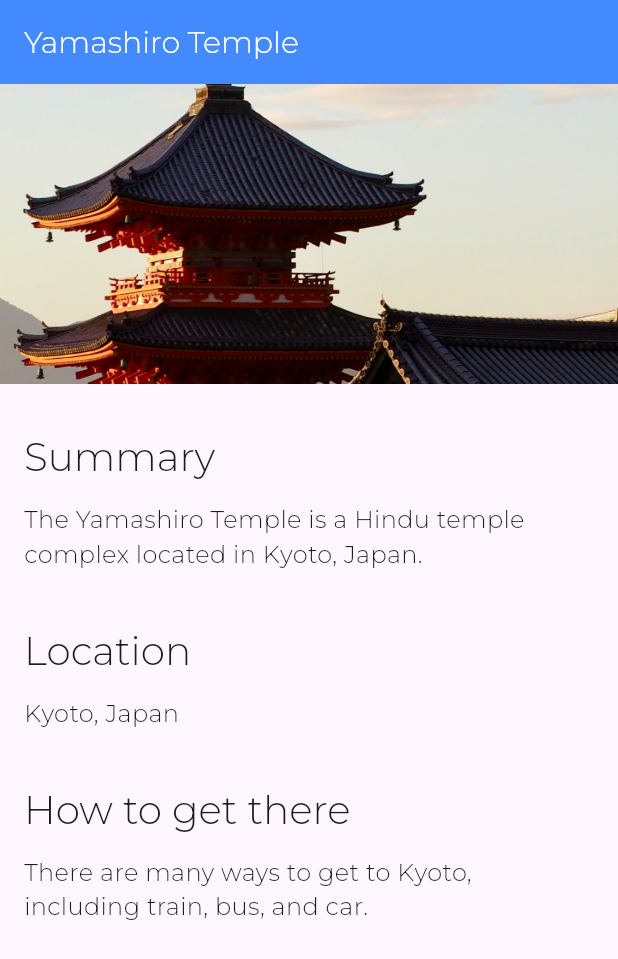
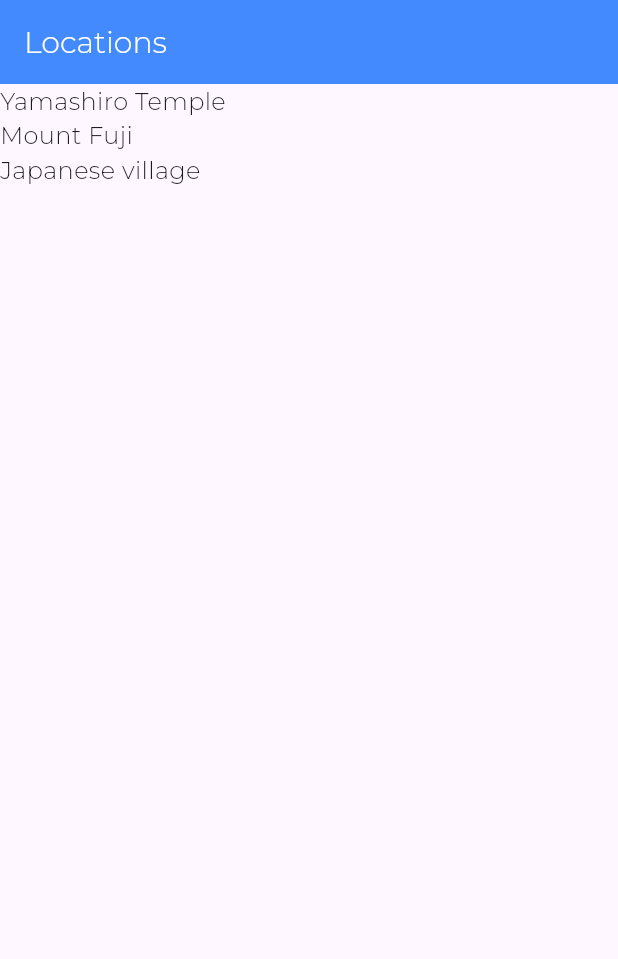
Before and after one commit to AzrilYusuf/tourismandco, a Flutter app: the screen it shows after launch, on a phone screen of 412 x 824 dp. Shown: the top 959 px of the screen. Run offline on Flutter 3.47's test engine with Material 3 defaults, Android fonts, the phone set to English and light mode, and no system bars; our stand-ins replace google_fonts.

Commit message:
feat & refactor(screens & model): Create locations screen; Add id in Location model as primary key, add fetchByID method, and add some Location data including images; Refactor navigation method in app.dart; Refactor location_detail by adding _locationID as a parameter to pass it through Location model.
*Create locations screen for showing a list of locations and when one of the location is tapped, it will redirect to location_detail screen.
*Add fetchByID method in Location model by searching the data using for loop.
*Change navigation method in app.dart from widget tree into onGenerateRoute (named routes) and implement it as _routes(), and refactor ThemeData into separate function _theme().

```diff
--- a/lib/app.dart
+++ b/lib/app.dart
@@ -1,26 +1,66 @@
 import 'package:flutter/material.dart';
+import 'screens/locations/locations.dart';
 import 'screens/location_detail/location_detail.dart';
 import 'style.dart';
 
+// ignore: constant_identifier_names
+const LocationsRoute = '/';
+// ignore: constant_identifier_names
+const LocationDetailRoute = '/location_detail';
+
 class MyApp extends StatelessWidget {
   const MyApp({super.key});
+
+  RouteFactory _routes() {
+    return (settings) {
+      final dynamic arguments = settings.arguments;
+      Widget screen;
+      switch (settings.name) {
+        case LocationsRoute:
+          screen = Locations();
+          break;
+        case LocationDetailRoute:
+          screen = LocationDetail(arguments['id']);
+          break;
+        default:
+          throw Exception('Invalid route: ${settings.name}');
+      }
+      // Use MaterialPageRoute cause screen is a widget not a type of Route
+      // When we navigate to a named route, build the screen
+      return MaterialPageRoute(builder: (BuildContext context) => screen);
+    };
+  }
+
+  ThemeData _theme() {
+    return ThemeData(
+      // This is how to set the theme of the application
+      appBarTheme: AppBarTheme(
+        // Set the theme of the app bar
+        titleTextStyle: appBarTextStyle,
+      ),
+      textTheme: TextTheme(
+        titleLarge: titleTextStyle,
+        bodyMedium: bodyTextStyle,
+      ),
+    );
+  }
 
   // This widget is the root of your application.
   @override
   Widget build(BuildContext context) {
     return MaterialApp(
-      home: LocationDetail(),
-      theme: ThemeData(
-        // This is how to set the theme of the application
-        appBarTheme: AppBarTheme(
-          // Set the theme of the app bar
-          titleTextStyle: appBarTextStyle,
-        ),
-        textTheme: TextTheme(
-          titleLarge: titleTextStyle,
-          bodyMedium: bodyTextStyle,
-        ),
-      ),
+      // Navigation using onGenerateRoute
+      onGenerateRoute: _routes(),
+      // Navigation using the widget tree
+      // home: Locations(),
+      // Navigation using named routes
+      // initialRoute: '/',
+      // routes: {
+      // When we navigate to a named route, build the screen
+      //   '/': (context) => FirstScreen(),
+      //   '/location/:id': (context) => LocationDetail(),
+      // },
+      theme: _theme(),
     );
   }
 }
--- a/lib/models/location.dart
+++ b/lib/models/location.dart
@@ -1,15 +1,16 @@
 import 'location_fact.dart';
 
 class Location {
-  String name;
-  String imagePath;
+  final int id; // id is the primary key
+  final String name;
+  final String imagePath;
   final List<LocationFact> facts;
 
-  Location(this.name, this.imagePath, this.facts);
+  Location(this.id, this.name, this.imagePath, this.facts);
 
   static List<Location> fetchAll() {
     return [
-      Location('Yamashiro Temple', 'assets/images/temple.jpg', [
+      Location(1, 'Yamashiro Temple', 'assets/images/temple.jpg', [
         LocationFact(
           'Summary',
           'The Yamashiro Temple is a Hindu temple complex located in Kyoto, Japan.',
@@ -20,6 +21,40 @@ class Location {
           'There are many ways to get to Kyoto, including train, bus, and car.',
         ),
       ]),
+      Location(2, 'Mount Fuji', 'assets/images/mount-fuji.jpg', [
+        LocationFact(
+          'Summary',
+          'Mount Fuji is the tallest mountain in Japan, standing at 3,776 meters (12,380 feet).',
+        ),
+        LocationFact('Location', 'Kyoto, Japan'),
+        LocationFact(
+          'How to get there',
+          'There are many ways to get to Kyoto, including train, bus, and car.',
+        ),
+      ]),
+      Location(3, 'Japanese village', 'assets/images/Village.jpg', [
+        LocationFact(
+          'Summary',
+          'The Japanese village is a small Japanese village located in Kyoto, Japan.',
+        ),
+        LocationFact('Location', 'Kyoto, Japan'),
+        LocationFact(
+          'How to get there',
+          'There are many ways to get to Kyoto, including train, bus, and car.',
+        ),
+      ]),
     ];
   }
+
+  static fetchByID(int locationID) {
+    // fetch all Locations, iterate them and when it finds the Location with the right ID, return it
+    // return fetchAll().firstWhere((location) => location.id == locationID);
+    List<Location> locations = fetchAll();
+    for(var i = 0; i < locations.length; i++) {
+      if (locations[i].id == locationID) {
+        return locations[i];
+      }
+    }
+    return null;
+  }
 }
--- a/lib/screens/location_detail/location_detail.dart
+++ b/lib/screens/location_detail/location_detail.dart
@@ -4,27 +4,29 @@ import 'text_section.dart';
 import '../../models/location.dart';
 
 class LocationDetail extends StatelessWidget {
-  const LocationDetail({
-    super.key,
-  }); // super.key is used to pass the key to the parent widget
+  final int _locationID;
+
+  const LocationDetail(
+    this._locationID, {
+    super.key, // super.key is used to pass the key to the parent widget
+  });
 
   @override
   Widget build(BuildContext context) {
-    final locations = Location.fetchAll();
-    final location = locations.first;
+    final Location detailedLocation = Location.fetchByID(_locationID);
 
     return Scaffold(
       appBar: AppBar(
-        title: Text(location.name),
+        title: Text(detailedLocation.name),
         backgroundColor: Colors.blueAccent,
       ),
       body: Column(
         mainAxisAlignment: MainAxisAlignment.start,
         crossAxisAlignment: CrossAxisAlignment.stretch,
         children: [
-          ImageBanner(location.imagePath),
+          ImageBanner(detailedLocation.imagePath),
           // ... is used to spread the list of TextSection widgets
-          ...textSections(location),
+          ...textSections(detailedLocation),
         ],
       ),
     );
--- /dev/null
+++ b/lib/screens/locations/locations.dart
@@ -0,0 +1,37 @@
+import 'package:flutter/material.dart';
+import '../../app.dart';
+import '../../models/location.dart';
+
+class Locations extends StatelessWidget {
+  const Locations({super.key});
+
+  // This function is called when a location is tapped
+  void _onLocationTap(BuildContext context, int locationID) {
+    Navigator.pushNamed(context, LocationDetailRoute, arguments: {'id': locationID});
+  }
+
+  // This widget is the root of your application.
+  @override
+  Widget build(BuildContext context) {
+    final locations = Location.fetchAll();
+
+    return Scaffold(
+      appBar: AppBar(
+        title: Text('Locations'),
+        backgroundColor: Colors.blueAccent,
+      ),
+      body: ListView(
+        children: locations
+            .map(
+              (location) => GestureDetector(
+                child: Text(location.name),
+                // Using _onLocationTap() as a callback instead of a Navigator.push() expicitly
+                // so that we can pass the locationID and the code is more concise and readable
+                onTap: () => _onLocationTap(context, location.id),
+              ),
+            )
+            .toList(),
+      ),
+    );
+  }
+}
```
Also changed, not shown: assets/images/Village.jpg (added), assets/images/mount-fuji.jpg (added).
